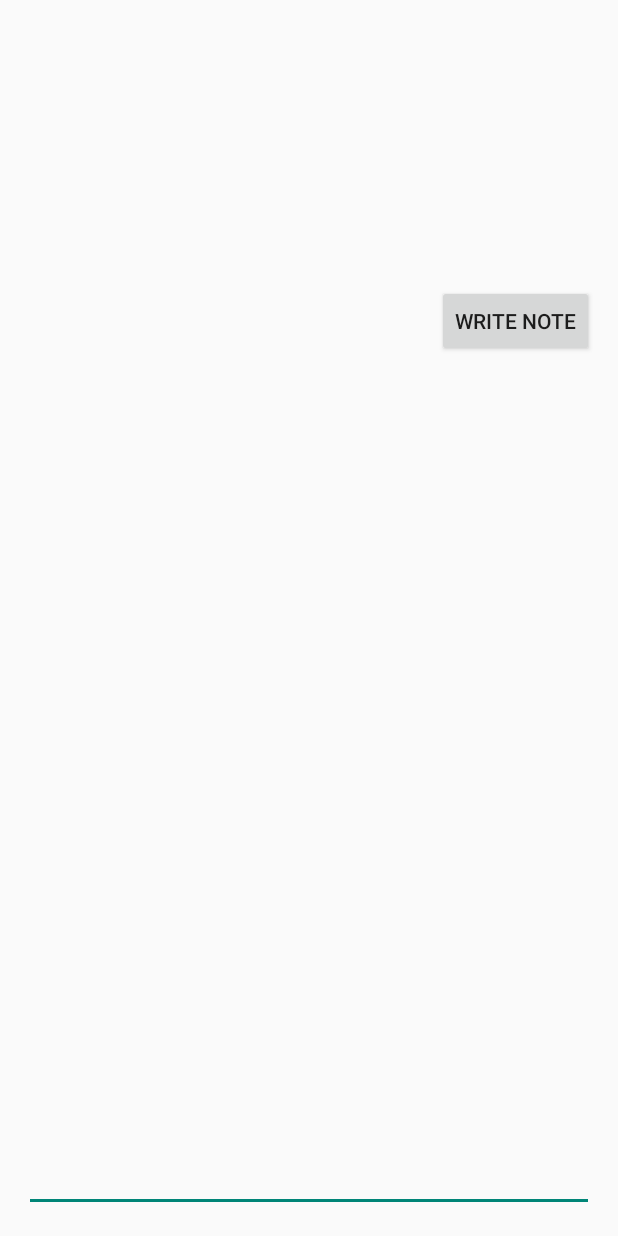
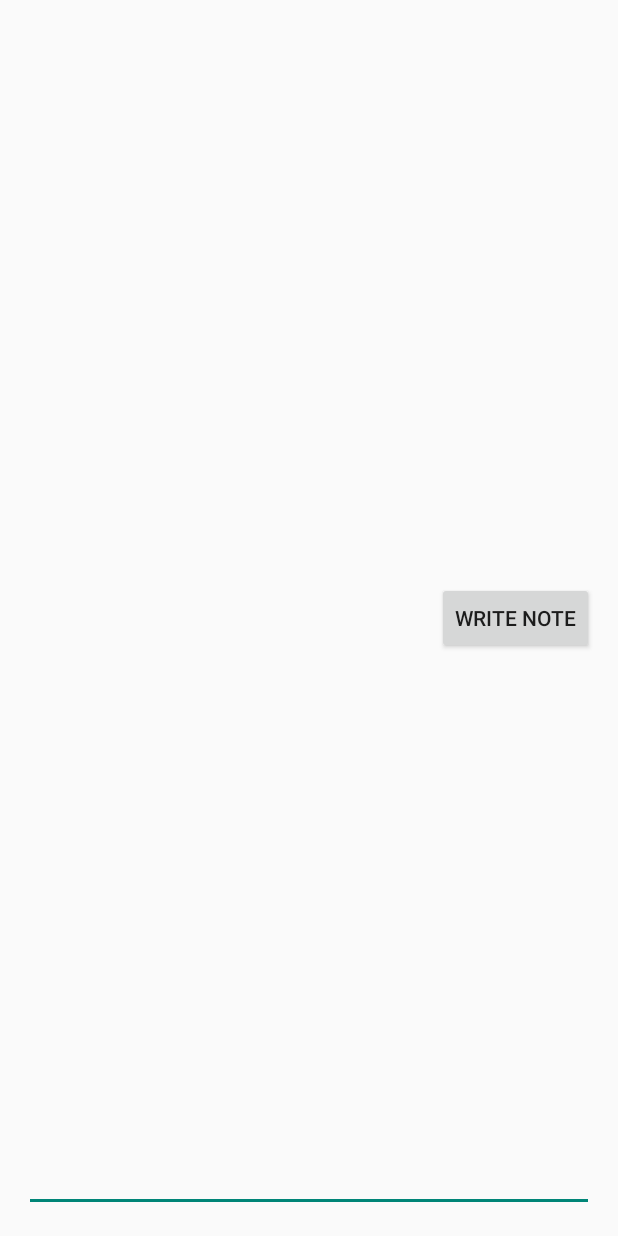
Before and after one commit to mitchtehfrog/NFCapp, an Android app: the EnterTextActivity screen opened directly, with no data from a screen before it, on a phone screen of 412 x 824 dp. Run offline under Robolectric (Android 15) with nearby library versions, the phone set to English and light mode, and no system bars.

Commit message:
fixed a button

```diff
--- a/app/src/main/res/layout/activity_enter_text.xml
+++ b/app/src/main/res/layout/activity_enter_text.xml
@@ -20,8 +20,7 @@
         android:text="Write Note"
         android:id="@+id/writenotebutton"
         android:onClick="sendWriteNote"
-        android:layout_marginTop="174dp"
-        android:layout_alignParentTop="true"
-        android:layout_alignEnd="@+id/edittext" />
+        android:layout_centerVertical="true"
+        android:layout_alignParentEnd="true" />
 
 </RelativeLayout>
```
